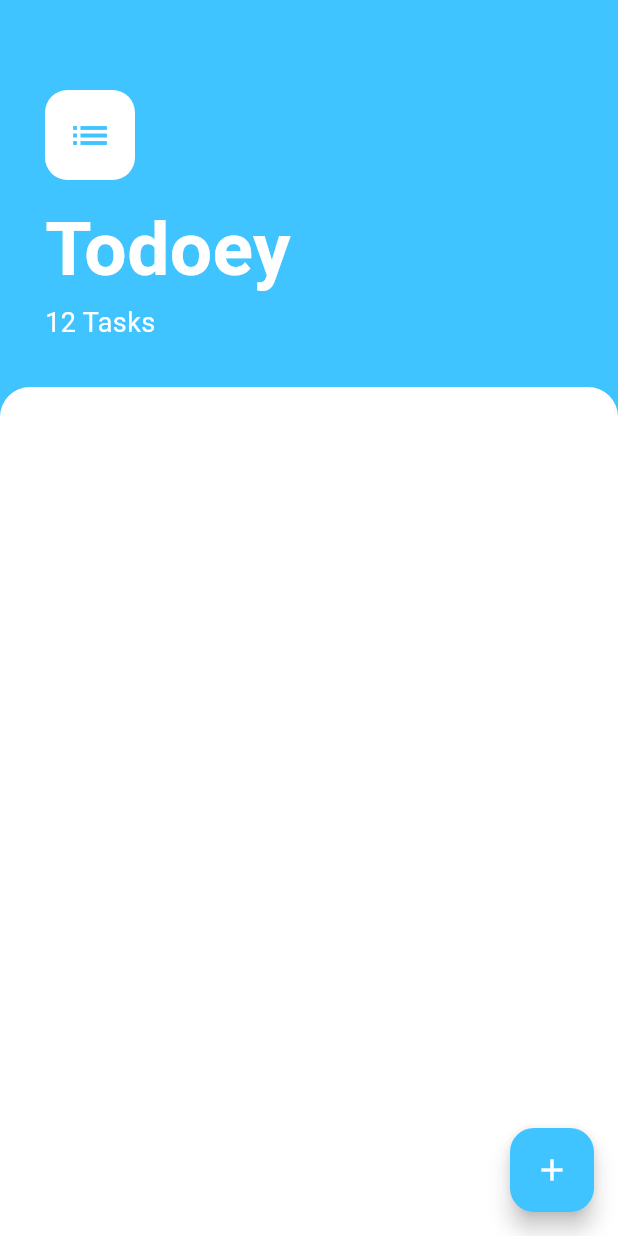
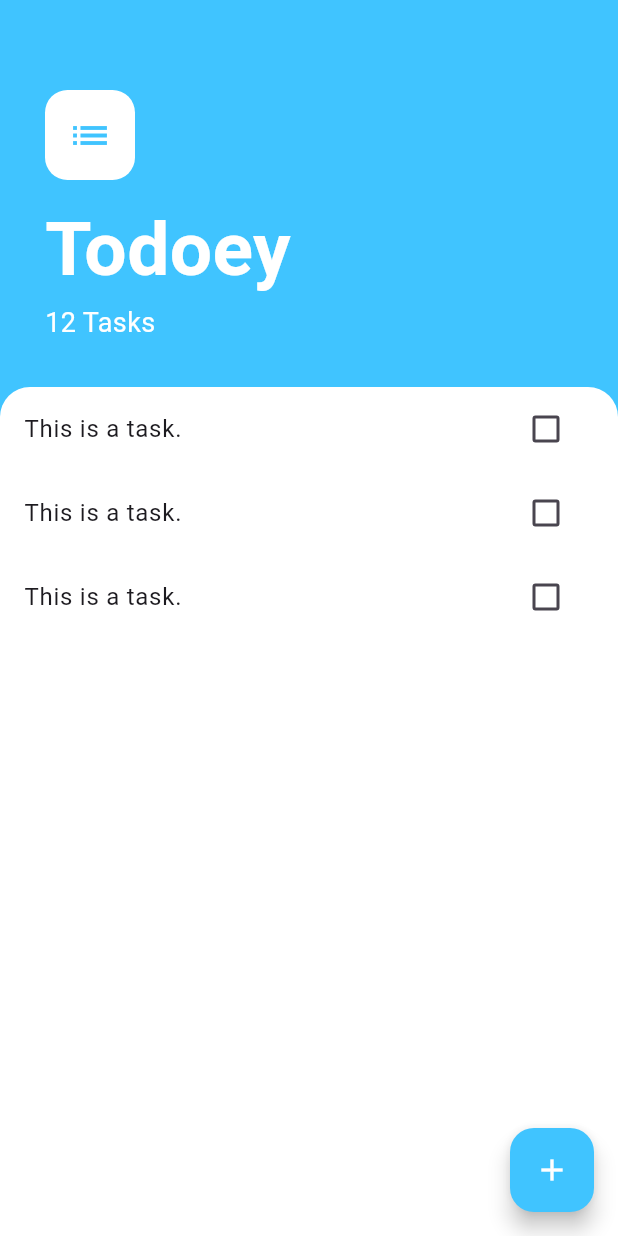
Before and after one commit to EvanBinu/To-Do-List-App, a Flutter app: the screen it shows after launch, on a phone screen of 412 x 824 dp. Run offline on Flutter 3.47's test engine with Material 3 defaults, Android fonts, the phone set to English and light mode, and no system bars.

Commit message:
tasks_list

```diff
--- a/lib/screens/tasks_screen.dart
+++ b/lib/screens/tasks_screen.dart
@@ -1,4 +1,6 @@
 import 'package:flutter/material.dart';
+import '../widgets/task_tile.dart';
+import '../widgets/tasks_list.dart';
 
 class TasksScreen extends StatelessWidget {
   const TasksScreen({super.key});
@@ -65,6 +67,7 @@ class TasksScreen extends StatelessWidget {
                   topRight: Radius.circular(20.0),
                 ),
               ),
+              child: TaskList(),
             ),
           ),
         ],
--- /dev/null
+++ b/lib/widgets/task_tile.dart
@@ -0,0 +1,11 @@
+import 'package:flutter/material.dart';
+
+class TaskTile extends StatelessWidget {
+  @override
+  Widget build(BuildContext context) {
+    return ListTile(
+      title: Text('This is a task.'),
+      trailing: Checkbox(value: false, onChanged: (value) => 0),
+    );
+  }
+}
--- /dev/null
+++ b/lib/widgets/tasks_list.dart
@@ -0,0 +1,9 @@
+import 'package:flutter/material.dart';
+import 'task_tile.dart';
+
+class TaskList extends StatelessWidget {
+  @override
+  Widget build(BuildContext context) {
+    return ListView(children: <Widget>[TaskTile(), TaskTile(), TaskTile()]);
+  }
+}
```
